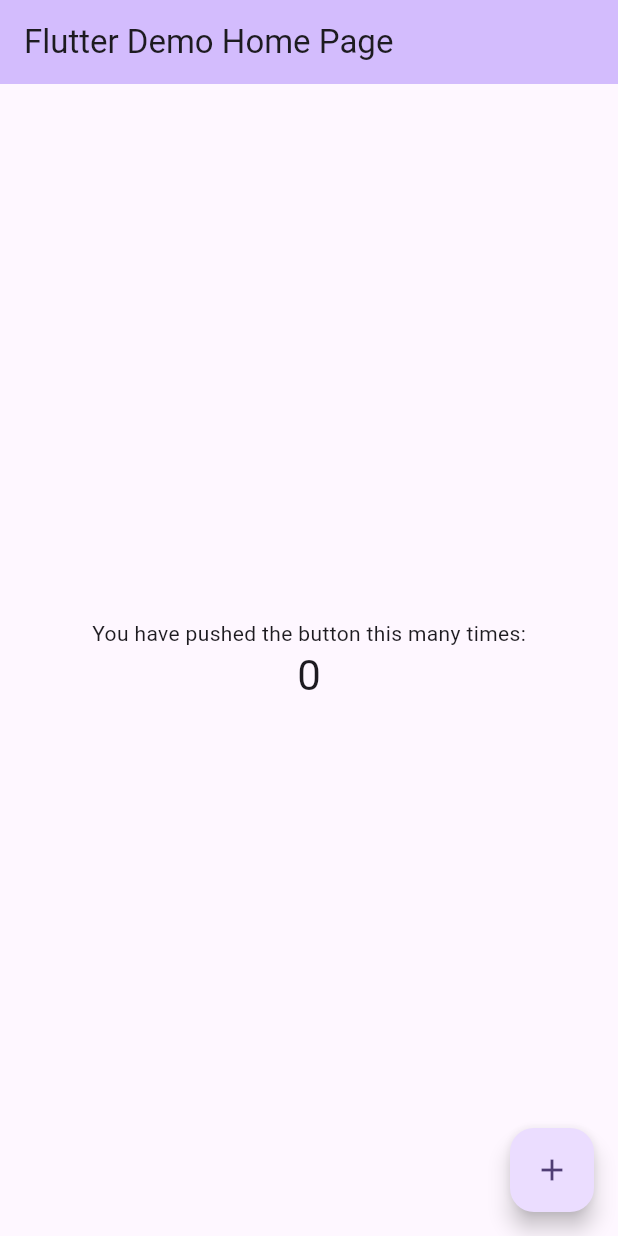
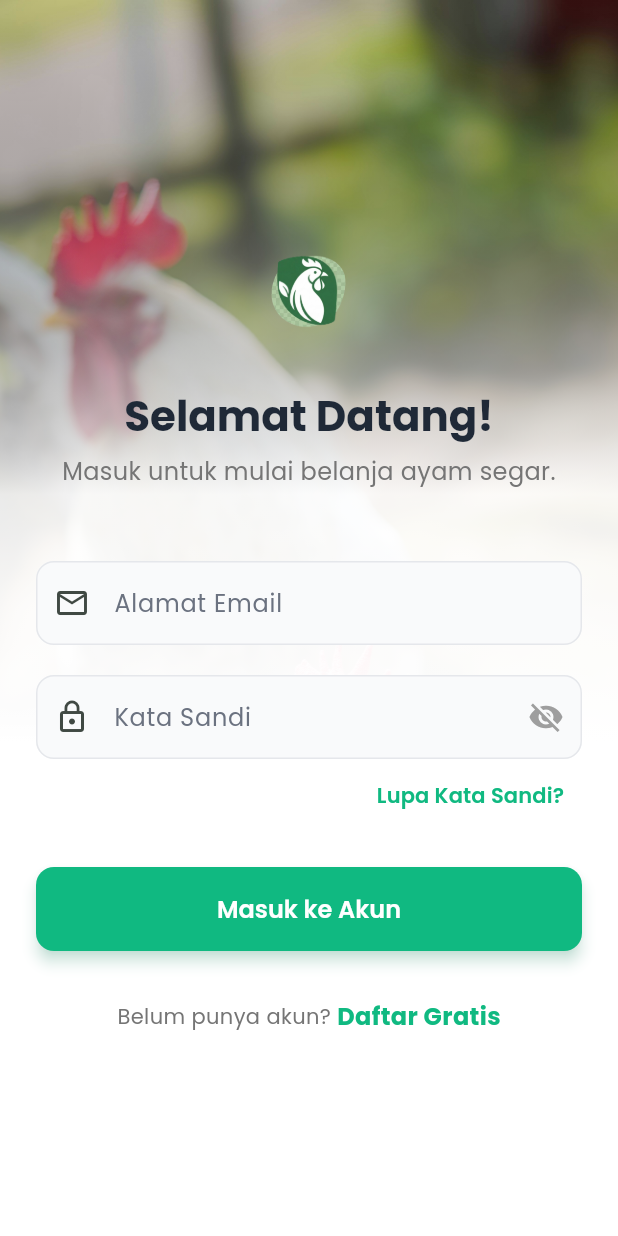
Before and after one commit to mriskisyahputraa2/Aplikasi-PanganKu, a Flutter app: the screen it shows after launch, on a phone screen of 412 x 824 dp. Run offline on Flutter 3.47's test engine with Material 3 defaults, Android fonts, the phone set to English and light mode, and no system bars; our stand-ins replace google_fonts, shared_preferences; accounts and stored records are empty.

Commit message:
feat/membuat api login dan tampilan login

```diff
--- /dev/null
+++ b/lib/core/theme/app_theme.dart
@@ -0,0 +1,103 @@
+import 'package:flutter/material.dart';
+import 'package:google_fonts/google_fonts.dart';
+
+class AppTheme {
+  // WARNA PANGANKU (Sesuai Web)
+  static const Color primary = Color(0xFF10B981); // Hijau Emerald
+  static const Color primaryDark = Color(
+    0xFF047857,
+  ); // Hijau Tua (untuk hover/tekan)
+  static const Color secondary = Color(
+    0xFFECFDF5,
+  ); // Hijau Muda (untuk background item)
+  static const Color background = Color(0xFFFFFFFF); // Putih Bersih
+  static const Color textDark = Color(0xFF1F2937); // Abu Gelap (hampir hitam)
+  static const Color textGrey = Color(0xFF6B7280); // Abu-abu teks biasa
+  static const Color error = Color(0xFFEF4444); // Merah Error
+
+  static ThemeData lightTheme = ThemeData(
+    useMaterial3: true,
+    brightness: Brightness.light,
+    scaffoldBackgroundColor: background,
+    primaryColor: primary,
+
+    // Skema Warna Global
+    colorScheme: ColorScheme.fromSeed(
+      seedColor: primary,
+      primary: primary,
+      secondary: secondary,
+      surface: Colors.white,
+      background: background,
+      error: error,
+    ),
+
+    // Font Default (Poppins)
+    textTheme: GoogleFonts.poppinsTextTheme(),
+
+    // Style AppBar (Header Atas)
+    appBarTheme: const AppBarTheme(
+      backgroundColor: Colors.white,
+      foregroundColor: textDark, // Warna Teks/Icon AppBar
+      elevation: 0,
+      centerTitle: true,
+      titleTextStyle: TextStyle(
+        color: textDark,
+        fontSize: 18,
+        fontWeight: FontWeight.w600,
+      ),
+    ),
+
+    // Style Tombol (ElevatedButton) -> Hijau PanganKU
+    elevatedButtonTheme: ElevatedButtonThemeData(
+      style: ElevatedButton.styleFrom(
+        backgroundColor: primary,
+        foregroundColor: Colors.white, // Teks Putih
+        elevation: 2,
+        shadowColor: primary.withOpacity(0.4),
+        shape: RoundedRectangleBorder(
+          borderRadius: BorderRadius.circular(12), // Sudut membulat
+        ),
+        padding: const EdgeInsets.symmetric(vertical: 16, horizontal: 24),
+        textStyle: GoogleFonts.poppins(
+          fontSize: 16,
+          fontWeight: FontWeight.w600,
+        ),
+      ),
+    ),
+
+    // Style Tombol Garis (OutlinedButton)
+    outlinedButtonTheme: OutlinedButtonThemeData(
+      style: OutlinedButton.styleFrom(
+        foregroundColor: primary,
+        side: const BorderSide(color: primary, width: 1.5),
+        shape: RoundedRectangleBorder(borderRadius: BorderRadius.circular(12)),
+        padding: const EdgeInsets.symmetric(vertical: 16, horizontal: 24),
+      ),
+    ),
+
+    // Style Input Form (Mirip Web: Abu muda, Fokus Hijau)
+    inputDecorationTheme: InputDecorationTheme(
+      filled: true,
+      fillColor: const Color(0xFFF9FAFB), // Gray-50
+      contentPadding: const EdgeInsets.symmetric(horizontal: 20, vertical: 16),
+      border: OutlineInputBorder(
+        borderRadius: BorderRadius.circular(12),
+        borderSide: BorderSide.none,
+      ),
+      enabledBorder: OutlineInputBorder(
+        borderRadius: BorderRadius.circular(12),
+        borderSide: const BorderSide(color: Color(0xFFE5E7EB)), // Gray-200
+      ),
+      focusedBorder: OutlineInputBorder(
+        borderRadius: BorderRadius.circular(12),
+        borderSide: const BorderSide(color: primary, width: 2),
+      ),
+      errorBorder: OutlineInputBorder(
+        borderRadius: BorderRadius.circular(12),
+        borderSide: const BorderSide(color: error),
+      ),
+      labelStyle: const TextStyle(color: textGrey),
+      hintStyle: const TextStyle(color: Color(0xFF9CA3AF)),
+    ),
+  );
+}
--- /dev/null
+++ b/lib/data/models/user_model.dart
@@ -0,0 +1,28 @@
+class UserModel {
+  final int id;
+  final String name;
+  final String email;
+  final String? token; // Token bisa null jika user data diambil dari profile
+
+  UserModel({
+    required this.id,
+    required this.name,
+    required this.email,
+    this.token,
+  });
+
+  // Mengubah JSON dari Laravel menjadi Object Dart
+  factory UserModel.fromJson(Map<String, dynamic> json) {
+    return UserModel(
+      id: json['user']['id'], // Sesuaikan dengan struktur respon Laravel Anda
+      name: json['user']['name'],
+      email: json['user']['email'],
+      token: json['token'], // Token biasanya ada di root JSON response login
+    );
+  }
+
+  // Mengubah Object Dart menjadi JSON (untuk disimpan di HP nanti)
+  Map<String, dynamic> toJson() {
+    return {'id': id, 'name': name, 'email': email, 'token': token};
+  }
+}
--- a/lib/main.dart
+++ b/lib/main.dart
@@ -1,122 +1,32 @@
 import 'package:flutter/material.dart';
+import 'package:provider/provider.dart';
+import 'package:panganku_mobile/core/theme/app_theme.dart';
+import 'package:panganku_mobile/providers/auth_provider.dart';
+import 'package:panganku_mobile/ui/pages/auth/login_page.dart'; // Nanti kita buat ini
 
 void main() {
-  runApp(const MyApp());
+  runApp(
+    // [PENTING] Bungkus aplikasi dengan MultiProvider
+    MultiProvider(
+      providers: [
+        ChangeNotifierProvider(create: (_) => AuthProvider()),
+        // Nanti tambah CartProvider, ProductProvider disini
+      ],
+      child: const MyApp(),
+    ),
+  );
 }
 
 class MyApp extends StatelessWidget {
   const MyApp({super.key});
 
-  // This widget is the root of your application.
   @override
   Widget build(BuildContext context) {
     return MaterialApp(
-      title: 'Flutter Demo',
-      theme: ThemeData(
-        // This is the theme of your application.
-        //
-        // TRY THIS: Try running your application with "flutter run". You'll see
-        // the application has a purple toolbar. Then, without quitting the app,
-        // try changing the seedColor in the colorScheme below to Colors.green
-        // and then invoke "hot reload" (save your changes or press the "hot
-        // reload" button in a Flutter-supported IDE, or press "r" if you used
-        // the command line to start the app).
-        //
-        // Notice that the counter didn't reset back to zero; the application
-        // state is not lost during the reload. To reset the state, use hot
-        // restart instead.
-        //
-        // This works for code too, not just values: Most code changes can be
-        // tested with just a hot reload.
-        colorScheme: ColorScheme.fromSeed(seedColor: Colors.deepPurple),
-      ),
-      home: const MyHomePage(title: 'Flutter Demo Home Page'),
+      title: 'PanganKU',
+      debugShowCheckedModeBanner: false,
+      theme: AppTheme.lightTheme,
+      home: const LoginPage(), // Arahkan ke Login Page dulu
     );
   }
 }
-
-class MyHomePage extends StatefulWidget {
-  const MyHomePage({super.key, required this.title});
-
-  // This widget is the home page of your application. It is stateful, meaning
-  // that it has a State object (defined below) that contains fields that affect
-  // how it looks.
-
-  // This class is the configuration for the state. It holds the values (in this
-  // case the title) provided by the parent (in this case the App widget) and
-  // used by the build method of the State. Fields in a Widget subclass are
-  // always marked "final".
-
-  final String title;
-
-  @override
-  State<MyHomePage> createState() => _MyHomePageState();
-}
-
-class _MyHomePageState extends State<MyHomePage> {
-  int _counter = 0;
-
-  void _incrementCounter() {
-    setState(() {
-      // This call to setState tells the Flutter framework that something has
-      // changed in this State, which causes it to rerun the build method below
-      // so that the display can reflect the updated values. If we changed
-      // _counter without calling setState(), then the build method would not be
-      // called again, and so nothing would appear to happen.
-      _counter++;
-    });
-  }
-
-  @override
-  Widget build(BuildContext context) {
-    // This method is rerun every time setState is called, for instance as done
-    // by the _incrementCounter method above.
-    //
-    // The Flutter framework has been optimized to make rerunning build methods
-    // fast, so that you can just rebuild anything that needs updating rather
-    // than having to individually change instances of widgets.
-    return Scaffold(
-      appBar: AppBar(
-        // TRY THIS: Try changing the color here to a specific color (to
-        // Colors.amber, perhaps?) and trigger a hot reload to see the AppBar
-        // change color while the other colors stay the same.
-        backgroundColor: Theme.of(context).colorScheme.inversePrimary,
-        // Here we take the value from the MyHomePage object that was created by
-        // the App.build method, and use it to set our appbar title.
-        title: Text(widget.title),
-      ),
-      body: Center(
-        // Center is a layout widget. It takes a single child and positions it
-        // in the middle of the parent.
-        child: Column(
-          // Column is also a layout widget. It takes a list of children and
-          // arranges them vertically. By default, it sizes itself to fit its
-          // children horizontally, and tries to be as tall as its parent.
-          //
-          // Column has various properties to control how it sizes itself and
-          // how it positions its children. Here we use mainAxisAlignment to
-          // center the children vertically; the main axis here is the vertical
-          // axis because Columns are vertical (the cross axis would be
-          // horizontal).
-          //
-          // TRY THIS: Invoke "debug painting" (choose the "Toggle Debug Paint"
-          // action in the IDE, or press "p" in the console), to see the
-          // wireframe for each widget.
-          mainAxisAlignment: MainAxisAlignment.center,
-          children: <Widget>[
-            const Text('You have pushed the button this many times:'),
-            Text(
-              '$_counter',
-              style: Theme.of(context).textTheme.headlineMedium,
-            ),
-          ],
-        ),
-      ),
-      floatingActionButton: FloatingActionButton(
-        onPressed: _incrementCounter,
-        tooltip: 'Increment',
-        child: const Icon(Icons.add),
-      ), // This trailing comma makes auto-formatting nicer for build methods.
-    );
-  }
-}
--- a/lib/providers/auth_provider.dart
+++ b/lib/providers/auth_provider.dart
@@ -0,0 +1,74 @@
+import 'package:flutter/material.dart';
+import 'package:panganku_mobile/data/models/user_model.dart';
+import 'package:panganku_mobile/data/services/auth_service.dart';
+import 'package:shared_preferences/shared_preferences.dart';
+
+class AuthProvider with ChangeNotifier {
+  final AuthService _authService = AuthService();
+
+  UserModel? _user;
+  bool _isLoading = false;
+  String? _errorMessage;
+
+  // Getter agar UI bisa membaca data (tapi tidak bisa ubah langsung)
+  UserModel? get user => _user;
+  bool get isLoading => _isLoading;
+  String? get errorMessage => _errorMessage;
+  bool get isAuthenticated => _user != null;
+
+  // Fungsi Login
+  Future<bool> login(String email, String password) async {
+    _setLoading(true);
+    _errorMessage = null; // Reset error
+
+    try {
+      // 1. Panggil Service
+      final user = await _authService.login(email, password);
+
+      // 2. Simpan data di memory
+      _user = user;
+
+      // 3. Simpan sesi di HP (biar gak login ulang terus)
+      await _authService.saveUserSession(user);
+
+      _setLoading(false);
+      return true; // Berhasil
+    } catch (e) {
+      _errorMessage = e.toString().replaceAll("Exception: ", "");
+      _setLoading(false);
+      return false; // Gagal
+    }
+  }
+
+  // Fungsi Logout
+  Future<void> logout() async {
+    await _authService.logout();
+    _user = null;
+    notifyListeners();
+  }
+
+  // Fungsi Cek Status Login saat Aplikasi Dibuka (Auto Login)
+  Future<void> checkLoginStatus() async {
+    final prefs = await SharedPreferences.getInstance();
+    final token = prefs.getString('auth_token');
+    final name = prefs.getString('user_name');
+    final email = prefs.getString('user_email');
+
+    if (token != null && name != null && email != null) {
+      // Restore user dari memori HP
+      _user = UserModel(
+        id: 0,
+        name: name,
+        email: email,
+        token: token,
+      ); // ID 0 sementara, nanti bisa fetch profile
+    }
+    notifyListeners();
+  }
+
+  // Helper untuk ubah loading state & update UI
+  void _setLoading(bool value) {
+    _isLoading = value;
+    notifyListeners(); // Beritahu semua halaman yang pakai provider ini untuk refresh
+  }
+}
--- /dev/null
+++ b/lib/ui/pages/auth/login_page.dart
@@ -0,0 +1,287 @@
+import 'package:flutter/material.dart';
+import 'package:provider/provider.dart';
+import 'package:panganku_mobile/core/theme/app_theme.dart';
+import 'package:panganku_mobile/providers/auth_provider.dart';
+// import 'package:panganku_mobile/ui/pages/auth/register_page.dart'; // (Nanti di-uncomment saat buat register)
+
+class LoginPage extends StatefulWidget {
+  const LoginPage({super.key});
+
+  @override
+  State<LoginPage> createState() => _LoginPageState();
+}
+
+class _LoginPageState extends State<LoginPage> {
+  // Controller untuk mengambil teks input
+  final _emailController = TextEditingController();
+  final _passwordController = TextEditingController();
+
+  // Key untuk validasi form
+  final _formKey = GlobalKey<FormState>();
+
+  // State untuk sembunyikan/tampilkan password
+  bool _isPasswordVisible = false;
+
+  @override
+  void dispose() {
+    _emailController.dispose();
+    _passwordController.dispose();
+    super.dispose();
+  }
+
+  // Fungsi Login
+  void _handleLogin() async {
+    // 1. Cek validasi input (apakah kosong/tidak sesuai format)
+    if (_formKey.currentState!.validate()) {
+      // 2. Panggil Provider
+      final authProvider = Provider.of<AuthProvider>(context, listen: false);
+
+      // 3. Eksekusi Login
+      final success = await authProvider.login(
+        _emailController.text.trim(),
+        _passwordController.text,
+      );
+
+      // 4. Cek Hasil
+      if (!mounted) return; // Cek jika widget masih ada di layar
+
+      if (success) {
+        ScaffoldMessenger.of(context).showSnackBar(
+          const SnackBar(
+            content: Text("Login Berhasil! Selamat Datang."),
+            backgroundColor: AppTheme.primary,
+            behavior: SnackBarBehavior.floating,
+          ),
+        );
+        // TODO: Navigasi ke HomePage
+        // Navigator.pushReplacementNamed(context, '/home');
+      } else {
+        ScaffoldMessenger.of(context).showSnackBar(
+          SnackBar(
+            content: Text(
+              authProvider.errorMessage ?? "Login Gagal. Periksa koneksi.",
+            ),
+            backgroundColor: AppTheme.error,
+            behavior: SnackBarBehavior.floating,
+          ),
+        );
+      }
+    }
+  }
+
+  @override
+  Widget build(BuildContext context) {
+    // Mengambil ukuran layar
+    final size = MediaQuery.of(context).size;
+
+    return Scaffold(
+      body: Stack(
+        children: [
+          // 1. BACKGROUND IMAGE FULL SCREEN
+          Container(
+            height: size.height,
+            width: size.width,
+            decoration: const BoxDecoration(
+              image: DecorationImage(
+                // Pastikan gambar ini ada di folder assets/images/
+                image: AssetImage('assets/images/login_bg.jpg'),
+                fit: BoxFit.cover,
+              ),
+            ),
+          ),
+
+          // 2. GRADIENT OVERLAY (Agar teks terbaca jelas)
+          Container(
+            height: size.height,
+            width: size.width,
+            decoration: BoxDecoration(
+              gradient: LinearGradient(
+                begin: Alignment.topCenter,
+                end: Alignment.bottomCenter,
+                colors: [
+                  Colors.black.withOpacity(0.1), // Atas agak transparan
+                  Colors.white.withOpacity(0.9), // Tengah mulai putih
+                  Colors.white, // Bawah putih solid
+                ],
+                stops: const [0.0, 0.4, 0.6], // Titik perubahan warna
+              ),
+            ),
+          ),
+
+          // 3. KONTEN HALAMAN (Scrollable agar aman saat keyboard muncul)
+          SafeArea(
+            child: Center(
+              child: SingleChildScrollView(
+                padding: const EdgeInsets.symmetric(horizontal: 24.0),
+                child: Form(
+                  key: _formKey,
+                  child: Column(
+                    mainAxisAlignment: MainAxisAlignment.center,
+                    crossAxisAlignment: CrossAxisAlignment.stretch,
+                    children: [
+                      const SizedBox(height: 40),
+
+                      // LOGO
+                      Hero(
+                        // Efek animasi halus saat pindah halaman
+                        tag: 'logo',
+                        child: Image.asset(
+                          'assets/images/logo.png',
+                          height: 80,
+                        ),
+                      ),
+
+                      const SizedBox(height: 24),
+
+                      // TEKS JUDUL
+                      Text(
+                        "Selamat Datang!",
+                        textAlign: TextAlign.center,
+                        style: Theme.of(context).textTheme.headlineMedium
+                            ?.copyWith(
+                              fontWeight: FontWeight.bold,
+                              color: AppTheme.textDark,
+                            ),
+                      ),
+                      const SizedBox(height: 8),
+                      Text(
+                        "Masuk untuk mulai belanja ayam segar.",
+                        textAlign: TextAlign.center,
+                        style: TextStyle(color: Colors.grey[600], fontSize: 16),
+                      ),
+
+                      const SizedBox(height: 48),
+
+                      // INPUT EMAIL
+                      TextFormField(
+                        controller: _emailController,
+                        keyboardType: TextInputType.emailAddress,
+                        textInputAction: TextInputAction.next,
+                        validator: (val) {
+                          if (val == null || val.isEmpty)
+                            return "Email wajib diisi";
+                          if (!val.contains('@')) return "Email tidak valid";
+                          return null;
+                        },
+                        decoration: const InputDecoration(
+                          labelText: "Alamat Email",
+                          prefixIcon: Icon(Icons.email_outlined),
+                          hintText: "contoh@email.com",
+                        ),
+                      ),
+
+                      const SizedBox(height: 20),
+
+                      // INPUT PASSWORD
+                      TextFormField(
+                        controller: _passwordController,
+                        obscureText: !_isPasswordVisible, // Sembunyikan teks
+                        textInputAction: TextInputAction.done,
+                        onFieldSubmitted: (_) =>
+                            _handleLogin(), // Enter langsung login
+                        validator: (val) {
+                          if (val == null || val.isEmpty)
+                            return "Password wajib diisi";
+                          if (val.length < 6) return "Minimal 6 karakter";
+                          return null;
+                        },
+                        decoration: InputDecoration(
+                          labelText: "Kata Sandi",
+                          prefixIcon: const Icon(Icons.lock_outline),
+                          // Tombol mata (Show/Hide)
+                          suffixIcon: IconButton(
+                            icon: Icon(
+                              _isPasswordVisible
+                                  ? Icons.visibility
+                                  : Icons.visibility_off,
+                              color: Colors.grey,
+                            ),
+                            onPressed: () {
+                              setState(() {
+                                _isPasswordVisible = !_isPasswordVisible;
+                              });
+                            },
+                          ),
+                        ),
+                      ),
+
+                      // TOMBOL LUPA PASSWORD
+                      Align(
+                        alignment: Alignment.centerRight,
+                        child: TextButton(
+                          onPressed: () {
+                            // TODO: Navigasi ke Lupa Password
+                          },
+                          child: const Text(
+                            "Lupa Kata Sandi?",
+                            style: TextStyle(
+                              color: AppTheme.primary,
+                              fontWeight: FontWeight.w600,
+                            ),
+                          ),
+                        ),
+                      ),
+
+                      const SizedBox(height: 24),
+
+                      // TOMBOL LOGIN (Dengan Loading State)
+                      Consumer<AuthProvider>(
+                        builder: (context, auth, child) {
+                          return ElevatedButton(
+                            onPressed: auth.isLoading ? null : _handleLogin,
+                            style: ElevatedButton.styleFrom(
+                              elevation: 4, // Bayangan tombol
+                            ),
+                            child: auth.isLoading
+                                ? const SizedBox(
+                                    height: 24,
+                                    width: 24,
+                                    child: CircularProgressIndicator(
+                                      color: Colors.white,
+                                      strokeWidth: 3,
+                                    ),
+                                  )
+                                : const Text("Masuk ke Akun"),
+                          );
+                        },
+                      ),
+
+                      const SizedBox(height: 32),
+
+                      // LINK REGISTER
+                      Row(
+                        mainAxisAlignment: MainAxisAlignment.center,
+                        children: [
+                          Text(
+                            "Belum punya akun? ",
+                            style: TextStyle(color: Colors.grey[600]),
+                          ),
+                          GestureDetector(
+                            onTap: () {
+                              // TODO: Navigasi ke Register Page
+                              // Navigator.push(context, MaterialPageRoute(builder: (_) => const RegisterPage()));
+                            },
+                            child: const Text(
+                              "Daftar Gratis",
+                              style: TextStyle(
+                                color: AppTheme.primary,
+                                fontWeight: FontWeight.bold,
+                                fontSize: 16,
+                              ),
+                            ),
+                          ),
+                        ],
+                      ),
+
+                      const SizedBox(height: 20), // Jarak aman bawah
+                    ],
+                  ),
+                ),
+              ),
+            ),
+          ),
+        ],
+      ),
+    );
+  }
+}
--- a/pubspec.yaml
+++ b/pubspec.yaml
@@ -2,7 +2,7 @@ name: panganku_mobile
 description: "A new Flutter project."
 # The following line prevents the package from being accidentally published to
 # pub.dev using `flutter pub publish`. This is preferred for private packages.
-publish_to: 'none' # Remove this line if you wish to publish to pub.dev
+publish_to: "none" # Remove this line if you wish to publish to pub.dev
 
 # The following defines the version and build number for your application.
 # A version number is three numbers separated by dots, like 1.2.43
@@ -61,11 +61,13 @@ dev_dependencies:
 
 # The following section is specific to Flutter packages.
 flutter:
-
   # The following line ensures that the Material Icons font is
   # included with your application, so that you can use the icons in
   # the material Icons class.
   uses-material-design: true
+
+  assets:
+    - assets/images/
 
   # To add assets to your application, add an assets section, like this:
   # assets:
```
Also changed, not shown: lib/core/constants/api_constants.dart (added, +18 -0 lines), lib/data/services/auth_service.dart (added, +63 -0 lines), assets/images/login_bg.jpg (added), assets/images/logo.png (added), assets/images/panganku-logo_.png (added), assets/images/panganku-logo__.png (added), assets/images/panganku-logoo.png (added), assets/images/pexels-davegarcia-32840078.jpg (added), assets/images/pexels-gamerxtc-17064389.jpg (added).
